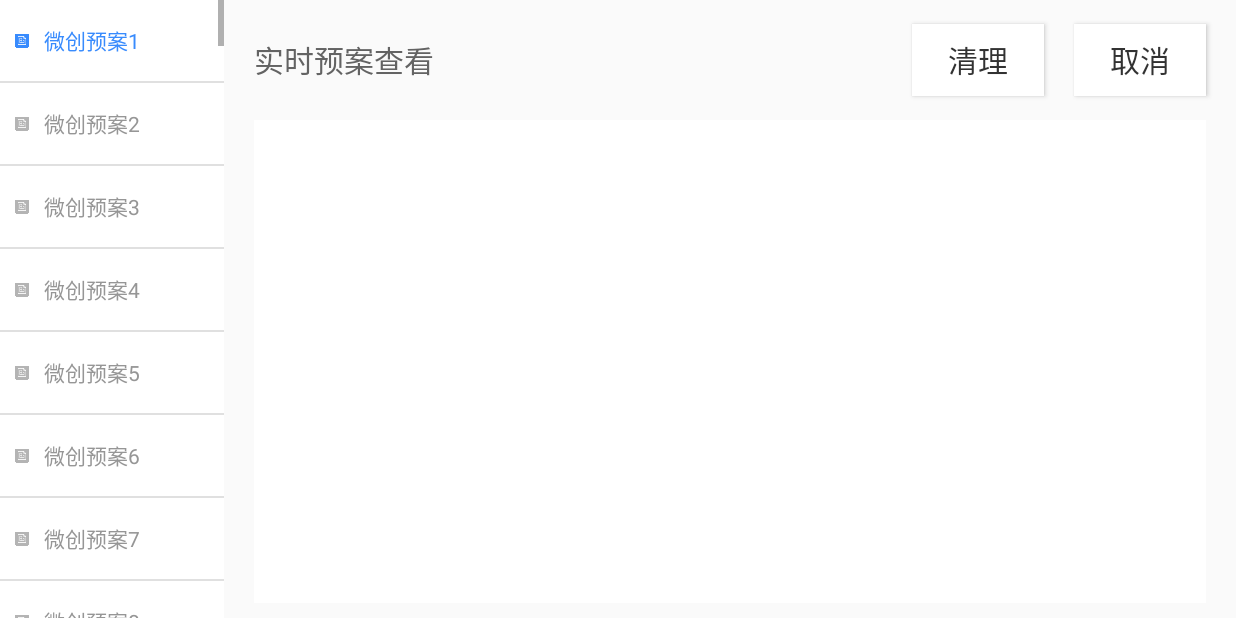
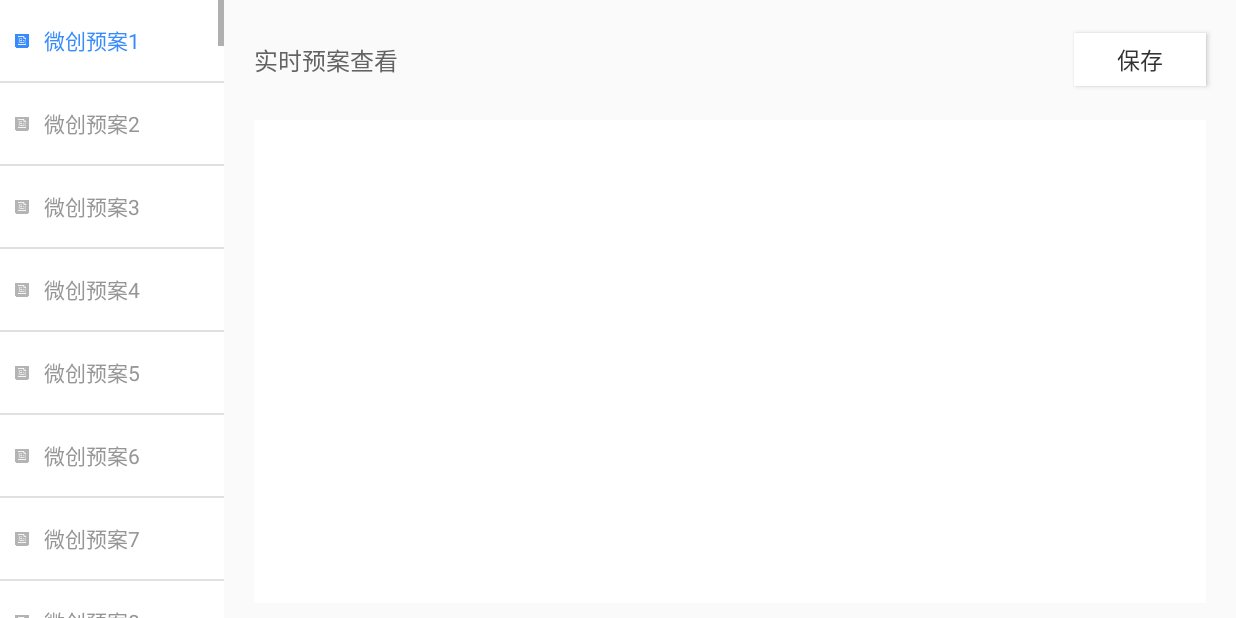
Before and after one commit to hanouba/armsMVP, an Android app: the GreenActivity screen opened directly, with no data from a screen before it, after a tap on "编辑", on a phone screen of 824 x 412 dp (held sideways). Run offline under Robolectric (Android 15) with nearby library versions, the phone set to English and light mode, and no system bars; 4 statements that could not run were skipped.

Commit message:
编辑状态修改

```diff
--- a/fullvideo/src/main/java/com/hansen/fullvideo/utils/Utils.java
+++ b/fullvideo/src/main/java/com/hansen/fullvideo/utils/Utils.java
@@ -6,6 +6,10 @@ import android.content.Context;
 import android.content.ContextWrapper;
 import android.support.annotation.StringRes;
 import android.view.View;
+import android.widget.Toast;
+
+import com.hansen.fullvideo.GreenActivity;
+import com.hansen.fullvideo.ui.CommonDialog;
 
 /**
  * Date  : 2017-05-11
@@ -80,4 +84,5 @@ public final class Utils {
     public static boolean isAppDebug() {
         return AppUtils.isAppDebug();
     }
+
 }
--- /dev/null
+++ b/fullvideo/src/main/res/drawable-v24/main_course1.xml
@@ -0,0 +1,5 @@
+<?xml version="1.0" encoding="utf-8"?>
+<shape xmlns:android="http://schemas.android.com/apk/res/android" >
+        <solid android:color="@color/color_d1e3ff" />
+        <corners android:radius="0dp" />
+</shape>
--- a/fullvideo/src/main/res/drawable-v24/main_course10.xml
+++ b/fullvideo/src/main/res/drawable-v24/main_course10.xml
@@ -1,5 +1,5 @@
 <?xml version="1.0" encoding="utf-8"?>
 <shape xmlns:android="http://schemas.android.com/apk/res/android" >
-        <solid android:color="@color/courseTable6" />
-        <corners android:radius="5dp" />
+        <solid android:color="@color/courseTable10" />
+        <corners android:radius="0dp" />
 </shape>
--- /dev/null
+++ b/fullvideo/src/main/res/drawable-v24/main_course2.xml
@@ -0,0 +1,5 @@
+<?xml version="1.0" encoding="utf-8"?>
+<shape xmlns:android="http://schemas.android.com/apk/res/android" >
+        <solid android:color="@color/courseTable2" />
+        <corners android:radius="0dp" />
+</shape>
--- /dev/null
+++ b/fullvideo/src/main/res/drawable-v24/main_course3.xml
@@ -0,0 +1,5 @@
+<?xml version="1.0" encoding="utf-8"?>
+<shape xmlns:android="http://schemas.android.com/apk/res/android" >
+        <solid android:color="@color/courseTable3" />
+        <corners android:radius="0dp" />
+</shape>
--- /dev/null
+++ b/fullvideo/src/main/res/drawable-v24/main_course4.xml
@@ -0,0 +1,5 @@
+<?xml version="1.0" encoding="utf-8"?>
+<shape xmlns:android="http://schemas.android.com/apk/res/android" >
+        <solid android:color="@color/courseTable4" />
+        <corners android:radius="0dp" />
+</shape>
--- /dev/null
+++ b/fullvideo/src/main/res/drawable-v24/main_course5.xml
@@ -0,0 +1,5 @@
+<?xml version="1.0" encoding="utf-8"?>
+<shape xmlns:android="http://schemas.android.com/apk/res/android" >
+        <solid android:color="@color/courseTable5" />
+        <corners android:radius="0dp" />
+</shape>
--- a/fullvideo/src/main/res/drawable-v24/main_course6.xml
+++ b/fullvideo/src/main/res/drawable-v24/main_course6.xml
@@ -1,5 +1,5 @@
 <?xml version="1.0" encoding="utf-8"?>
 <shape xmlns:android="http://schemas.android.com/apk/res/android" >
         <solid android:color="@color/courseTable6" />
-        <corners android:radius="5dp" />
+        <corners android:radius="0dp" />
 </shape>
--- a/fullvideo/src/main/res/drawable-v24/main_course7.xml
+++ b/fullvideo/src/main/res/drawable-v24/main_course7.xml
@@ -1,5 +1,5 @@
 <?xml version="1.0" encoding="utf-8"?>
 <shape xmlns:android="http://schemas.android.com/apk/res/android" >
-        <solid android:color="@color/courseTable6" />
+        <solid android:color="@color/courseTable7" />
         <corners android:radius="5dp" />
 </shape>
--- a/fullvideo/src/main/res/drawable-v24/main_course8.xml
+++ b/fullvideo/src/main/res/drawable-v24/main_course8.xml
@@ -1,5 +1,5 @@
 <?xml version="1.0" encoding="utf-8"?>
 <shape xmlns:android="http://schemas.android.com/apk/res/android" >
-        <solid android:color="@color/courseTable6" />
+        <solid android:color="@color/courseTable8" />
         <corners android:radius="5dp" />
 </shape>
--- a/fullvideo/src/main/res/drawable-v24/main_course9.xml
+++ b/fullvideo/src/main/res/drawable-v24/main_course9.xml
@@ -1,5 +1,5 @@
 <?xml version="1.0" encoding="utf-8"?>
 <shape xmlns:android="http://schemas.android.com/apk/res/android" >
-        <solid android:color="@color/courseTable6" />
+        <solid android:color="@color/courseTable9" />
         <corners android:radius="5dp" />
 </shape>
--- a/fullvideo/src/main/res/layout/activity_green.xml
+++ b/fullvideo/src/main/res/layout/activity_green.xml
@@ -35,31 +35,32 @@
                 android:layout_marginLeft="20dp"
                 android:text="实时预案查看"
                 android:textColor="@color/color_636363"
-                android:textSize="20sp" />
+                android:textSize="16sp" />
 
             <Button
                 android:id="@+id/bt_edit"
                 android:layout_width="wrap_content"
-                android:layout_height="wrap_content"
+                android:layout_height="35dp"
                 android:layout_alignParentRight="true"
                 android:layout_centerVertical="true"
                 android:layout_marginRight="20dp"
                 android:background="#FFF"
                 android:text="编辑"
                 android:textColor="@color/color_323232"
-                android:textSize="20sp" />
+                android:textSize="15sp" />
 
             <Button
                 android:layout_toLeftOf="@id/bt_edit"
                 android:id="@+id/bt_clean"
                 android:layout_width="wrap_content"
-                android:layout_height="wrap_content"
+                android:layout_height="35dp"
                 android:background="#FFF"
                 android:layout_centerVertical="true"
                 android:layout_marginRight="20dp"
                 android:text="清理"
+                android:visibility="gone"
                 android:textColor="@color/color_323232"
-                android:textSize="20sp" />
+                android:textSize="15sp" />
 
         </RelativeLayout>
 
--- a/fullvideo/src/main/res/values/styles.xml
+++ b/fullvideo/src/main/res/values/styles.xml
@@ -15,4 +15,17 @@
         <item name="android:gravity">center</item>
         <item name="android:padding">2dp</item>
     </style>
+
+    <style name="CustomDialog" parent="android:style/Theme.Dialog">
+        <!--背景颜色及和透明程度-->
+        <item name="android:windowBackground">@android:color/transparent</item>
+        <!--是否去除标题 -->
+        <item name="android:windowNoTitle">true</item>
+        <!--是否去除边框-->
+        <item name="android:windowFrame">@null</item>
+        <!--是否浮现在activity之上-->
+        <item name="android:windowIsFloating">true</item>
+        <!--是否模糊-->
+        <item name="android:backgroundDimEnabled">true</item>
+    </style>
 </resources>
```
Also changed, not shown: fullvideo/src/main/java/com/hansen/fullvideo/GreenActivity.java (+97 -61 lines), fullvideo/src/main/java/com/hansen/fullvideo/ui/CommonDialog.java (added, +240 -0 lines), fullvideo/src/main/res/drawable-v24/dialog_show.xml (added, +9 -0 lines), fullvideo/src/main/res/layout/dialog_center.xml (added, +103 -0 lines).
